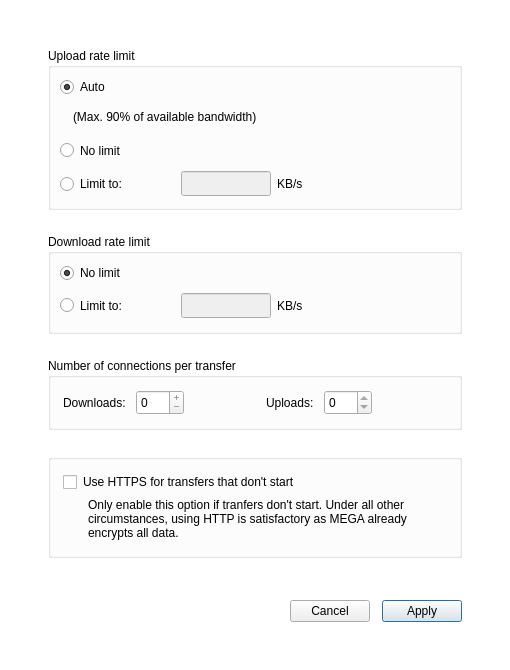
First picture: the form in src/MEGASync/gui/ui/BandwidthSettings.ui, repository meganz/MEGAsync, before the edit.
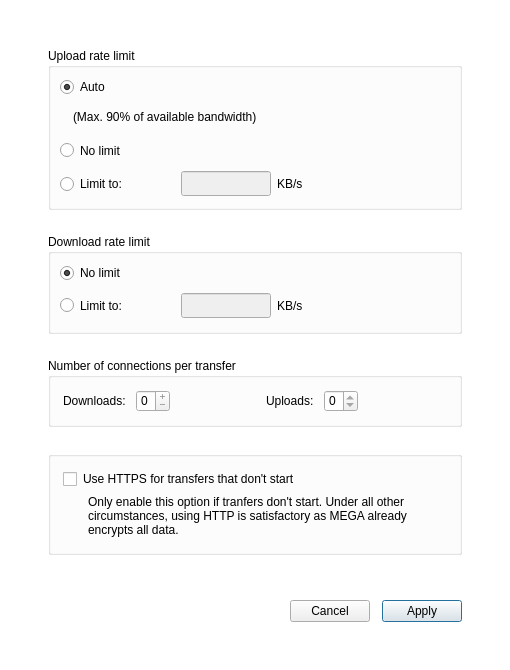
Second picture: the form after the edit.

```diff
--- a/src/MEGASync/gui/ui/BandwidthSettings.ui
+++ b/src/MEGASync/gui/ui/BandwidthSettings.ui
@@ -496,7 +496,7 @@
        <property name="minimumSize">
         <size>
          <width>0</width>
-         <height>50</height>
+         <height>0</height>
         </size>
        </property>
        <property name="maximumSize">
@@ -549,14 +549,14 @@
             </property>
             <property name="minimumSize">
              <size>
-              <width>48</width>
-              <height>25</height>
+              <width>0</width>
+              <height>0</height>
              </size>
             </property>
             <property name="maximumSize">
              <size>
-              <width>48</width>
-              <height>25</height>
+              <width>16777215</width>
+              <height>16777215</height>
              </size>
             </property>
             <property name="cursor">
@@ -616,14 +616,14 @@
             </property>
             <property name="minimumSize">
              <size>
-              <width>48</width>
-              <height>25</height>
+              <width>0</width>
+              <height>0</height>
              </size>
             </property>
             <property name="maximumSize">
              <size>
-              <width>48</width>
-              <height>25</height>
+              <width>16777215</width>
+              <height>16777215</height>
              </size>
             </property>
             <property name="cursor">
```
